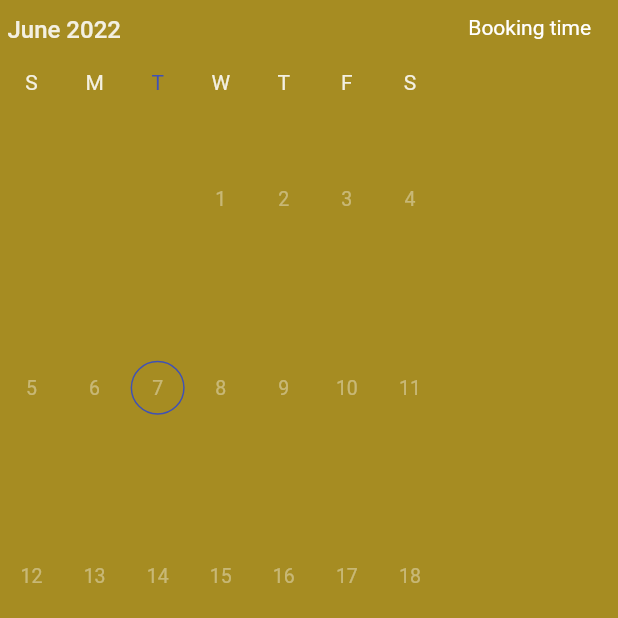
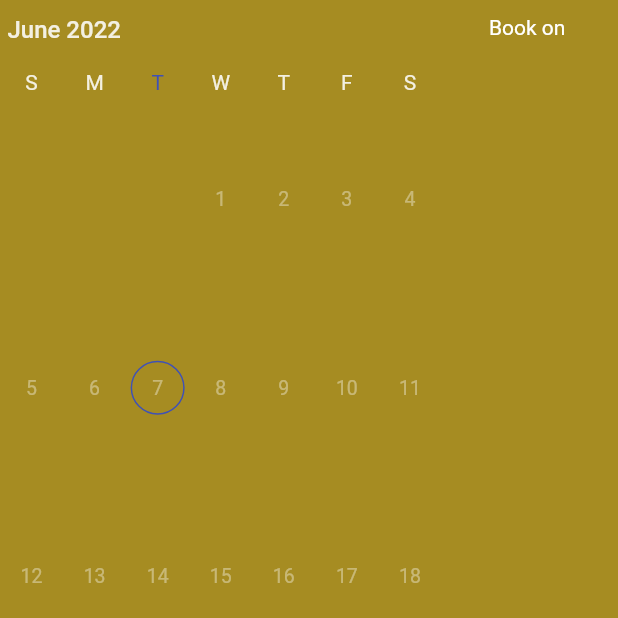
Before and after one commit to pkphone/take-home-project, a Flutter app: the AppointmentScreen screen opened directly, on a phone screen of 412 x 824 dp, the top half of it. Run offline on Flutter 3.47's test engine with Material 2 defaults, Android fonts, the phone set to English and light mode, and no system bars; drawn by our look-alikes of syncfusion_flutter_datepicker; our stand-ins replace carousel_slider, firebase_auth, firebase_core, get, google_sign_in; accounts and stored records are empty.

Commit message:
fix : layout in appointment screen

```diff
--- a/lib/res/custom_colors.dart
+++ b/lib/res/custom_colors.dart
@@ -3,4 +3,5 @@ import 'package:flutter/material.dart';
 class CustomColors {
   static const Color primary = Color(0xFFA68C22);
   static const Color secondary = Color(0xFFFFFFFF);
+  static const Color deepBlue = Color(0xFF283594);
 }
--- a/lib/screens/appointment_screen.dart
+++ b/lib/screens/appointment_screen.dart
@@ -3,6 +3,7 @@ import 'package:get/get.dart';
 import 'package:syncfusion_flutter_datepicker/datepicker.dart';
 import 'package:take_home_project/controller/data_controller.dart';
 import 'package:take_home_project/res/custom_colors.dart';
+import 'package:intl/intl.dart';
 
 class AppointmentScreen extends StatefulWidget {
   const AppointmentScreen({Key? key}) : super(key: key);
@@ -14,10 +15,12 @@ class AppointmentScreen extends StatefulWidget {
 class _AppointmentScreenState extends State<AppointmentScreen> {
   final dataController = Get.find<DataController>();
   late String _selectedDate;
+  late String _bookDate;
 
   @override
   void initState() {
     _selectedDate = '';
+    _bookDate = '';
     super.initState();
   }
 
@@ -63,11 +66,13 @@ class _AppointmentScreenState extends State<AppointmentScreen> {
                   child: Column(
                     children: [
                       const SizedBox(height: 10),
-                      const Text('Booking time'),
-                      SingleChildScrollView(
-                        child: Column(
-                          mainAxisAlignment: MainAxisAlignment.start,
-                          children: _renderTime(),
+                      Text('Book on $_bookDate'),
+                      Expanded(
+                        child: SingleChildScrollView(
+                          child: Column(
+                            mainAxisAlignment: MainAxisAlignment.start,
+                            children: _renderTime(),
+                          ),
                         ),
                       ),
                     ],
@@ -80,6 +85,8 @@ class _AppointmentScreenState extends State<AppointmentScreen> {
   void _onSelectionChanged(DateRangePickerSelectionChangedArgs args) {
     setState(() {
       _selectedDate = args.value.toString();
+      _bookDate =
+          DateFormat('EEEE, d MMM, yyyy').format(DateTime.parse(_selectedDate));
     });
   }
 
--- a/lib/screens/sign_in_screen.dart
+++ b/lib/screens/sign_in_screen.dart
@@ -34,7 +34,7 @@ class SignInScreenState extends State<SignInScreen> {
                     Flexible(
                       flex: 1,
                       child: Image.asset(
-                        'assets/firebase_logo.png',
+                        'assets/logo.png',
                         height: 160,
                       ),
                     ),
--- a/pubspec.yaml
+++ b/pubspec.yaml
@@ -38,6 +38,7 @@ dependencies:
   http:
   carousel_slider: ^4.0.0
   syncfusion_flutter_datepicker: ^20.1.58
+  intl:
 
 
   # The following adds the Cupertino Icons font to your application.
```
Also changed, not shown: lib/screens/user_info_screen.dart (+33 -16 lines), assets/firebase_logo.png (deleted), assets/logo.png (added), pubspec.lock.
